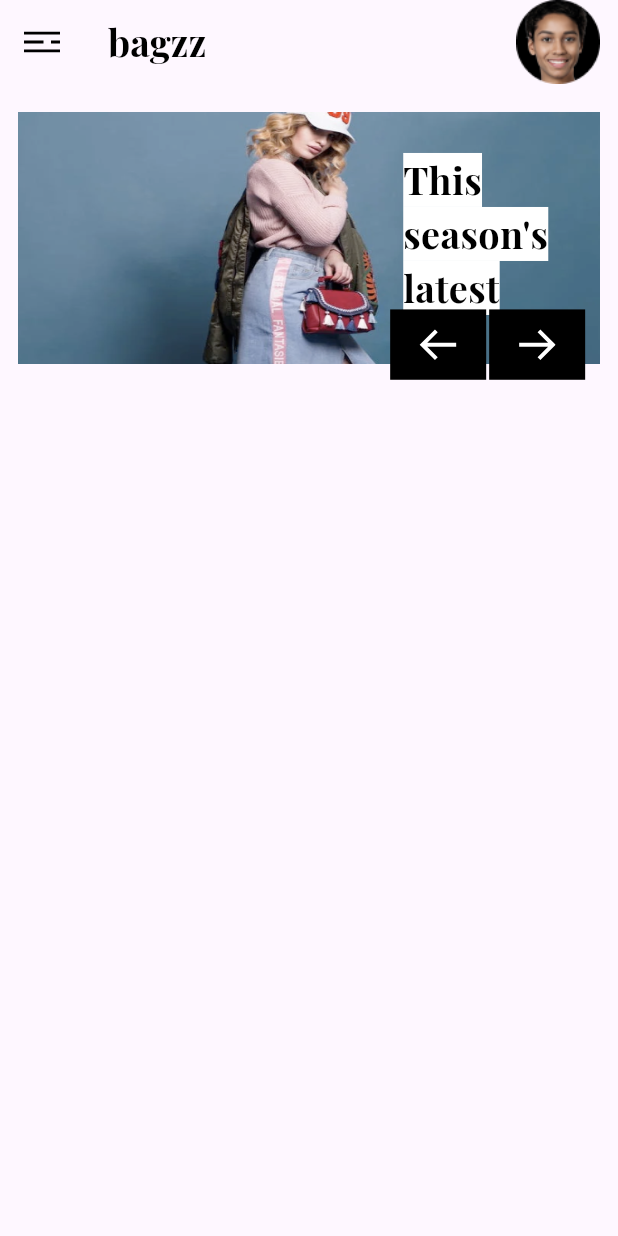
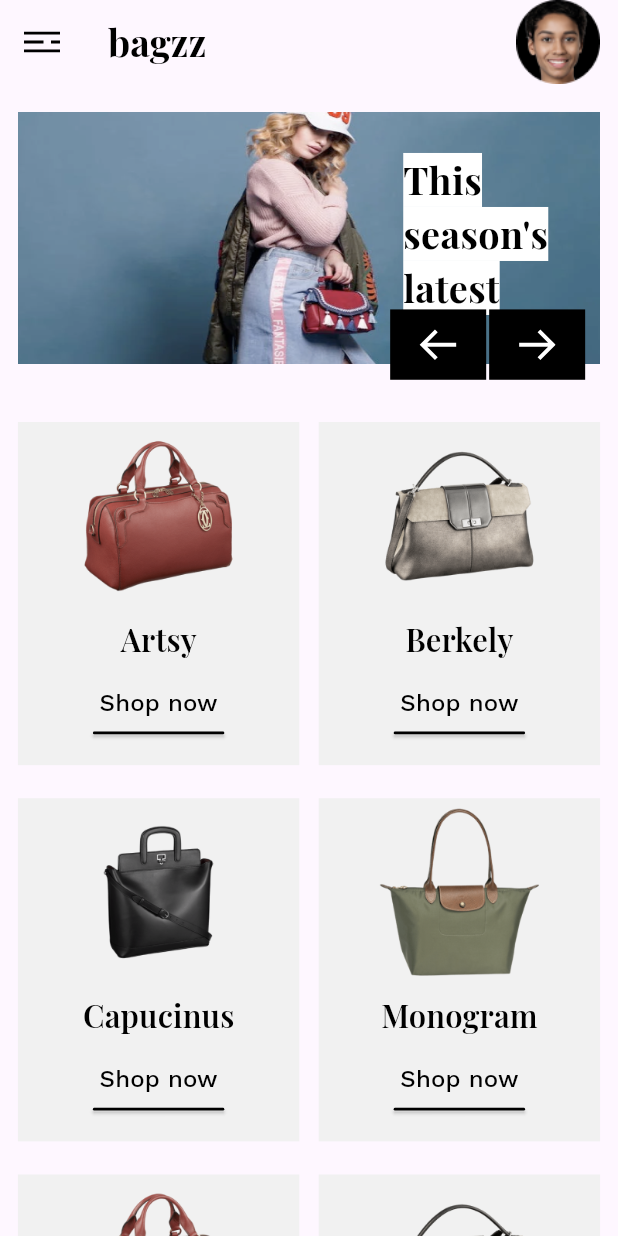
Before and after one commit to SharifboyMuminov/bagzz_shopping_app, a Flutter app: the screen it shows after launch, on a phone screen of 412 x 824 dp. Run offline on Flutter 3.47's test engine with Material 3 defaults, Android fonts, the phone set to English and light mode, and no system bars; our stand-ins replace flutter_screenutil, flutter_svg; project files that could hold a hidden picture were left out.

Commit message:
end home screen

```diff
--- /dev/null
+++ b/lib/data/local/local_varibals.dart
@@ -0,0 +1,12 @@
+import 'package:bagzz_shopping/data/models/product/product_model.dart';
+
+List<ProductModel> products = [
+  ProductModel(imagePath: "assets/images/img_2.png", title: "Artsy"),
+  ProductModel(imagePath: "assets/images/img_3.png", title: "Berkely"),
+  ProductModel(imagePath: "assets/images/img_4.png", title: "Capucinus"),
+  ProductModel(imagePath: "assets/images/img_5.png", title: "Monogram"),
+  ProductModel(imagePath: "assets/images/img_2.png", title: "Artsy"),
+  ProductModel(imagePath: "assets/images/img_3.png", title: "Berkely"),
+  ProductModel(imagePath: "assets/images/img_4.png", title: "Capucinus"),
+  ProductModel(imagePath: "assets/images/img_5.png", title: "Monogram"),
+];
--- a/lib/data/models/network_response.dart
+++ /dev/null
@@ -1,9 +0,0 @@
-class NetworkResponse {
-  String errorText;
-  dynamic data;
-
-  NetworkResponse({
-    this.errorText = "",
-    this.data,
-  });
-}
--- /dev/null
+++ b/lib/data/models/product/product_model.dart
@@ -0,0 +1,6 @@
+class ProductModel {
+  final String imagePath;
+  final String title;
+
+  ProductModel({required this.imagePath, required this.title});
+}
--- a/lib/screens/home/home_screen.dart
+++ b/lib/screens/home/home_screen.dart
@@ -1,4 +1,7 @@
+import 'package:bagzz_shopping/data/local/local_varibals.dart';
 import 'package:bagzz_shopping/screens/home/widget/my_page_view.dart';
+import 'package:bagzz_shopping/screens/home/widget/product_item.dart';
+import 'package:bagzz_shopping/utils/app_colors.dart';
 import 'package:bagzz_shopping/utils/app_size.dart';
 import 'package:bagzz_shopping/utils/app_text_style.dart';
 import 'package:flutter/material.dart';
@@ -40,6 +43,29 @@ class _HomeScreenState extends State<HomeScreen> {
           20.getH(),
           const MyPageView(),
           20.getH(),
+          Expanded(
+            child: GridView.builder(
+              padding: EdgeInsets.only(
+                left: 12.we,
+                right: 12.we,
+                top: 10.he,
+                bottom: 40.he,
+              ),
+              gridDelegate: SliverGridDelegateWithFixedCrossAxisCount(
+                crossAxisCount: 2,
+                mainAxisSpacing: 24.he,
+                crossAxisSpacing: 13.we,
+                childAspectRatio: 0.82,
+              ),
+              itemCount: products.length,
+              itemBuilder: (context, index) {
+                return ProductItem(
+                  onTab: () {},
+                  productModel: products[index],
+                );
+              },
+            ),
+          ),
         ],
       ),
     );
--- /dev/null
+++ b/lib/screens/home/widget/product_item.dart
@@ -0,0 +1,64 @@
+import 'package:bagzz_shopping/data/models/product/product_model.dart';
+import 'package:bagzz_shopping/utils/app_colors.dart';
+import 'package:bagzz_shopping/utils/app_size.dart';
+import 'package:bagzz_shopping/utils/app_text_style.dart';
+import 'package:flutter/material.dart';
+import 'package:flutter_screenutil/flutter_screenutil.dart';
+
+class ProductItem extends StatelessWidget {
+  const ProductItem({
+    super.key,
+    required this.onTab,
+    required this.productModel,
+  });
+
+  final VoidCallback onTab;
+  final ProductModel productModel;
+
+  @override
+  Widget build(BuildContext context) {
+    return TextButton(
+      style: TextButton.styleFrom(
+        backgroundColor: AppColors.cF1F1F1,
+        padding: EdgeInsets.only(top: 6.he, bottom: 18.he),
+        shape: const RoundedRectangleBorder(
+          borderRadius: BorderRadius.zero,
+        ),
+      ),
+      onPressed: onTab,
+      child: Column(
+        children: [
+          Expanded(
+            child: Image.asset(
+              productModel.imagePath,
+            ),
+          ),
+          11.getH(),
+          Text(
+            productModel.title,
+            style: AppTextStyle.playfairDisplaySemiBold.copyWith(
+              fontSize: 18.sp,
+              color: AppColors.black,
+            ),
+          ),
+          18.getH(),
+          Text(
+            "Shop now",
+            style: AppTextStyle.workSansMedium.copyWith(
+              fontSize: 14.sp,
+              color: AppColors.black,
+            ),
+          ),
+          4.getH(),
+          Card(
+            color: AppColors.black,
+            child: SizedBox(
+              width: 88.we,
+              height: 2.he,
+            ),
+          ),
+        ],
+      ),
+    );
+  }
+}
--- a/lib/utils/app_colors.dart
+++ b/lib/utils/app_colors.dart
@@ -6,4 +6,5 @@ class AppColors {
 
   static const Color black = Color(0xFF000000);
   static const Color white = Color(0xFFFFFFFF);
+  static const Color cF1F1F1 = Color(0xFFF1F1F1);
 }
```
Also changed, not shown: assets/images/img_2.png (added), assets/images/img_3.png (added), assets/images/img_4.png (added), assets/images/img_5.png (added).
